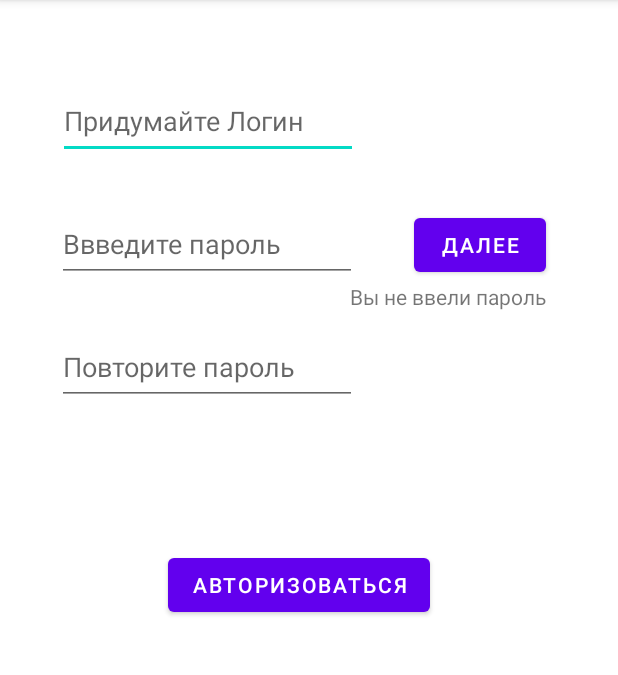
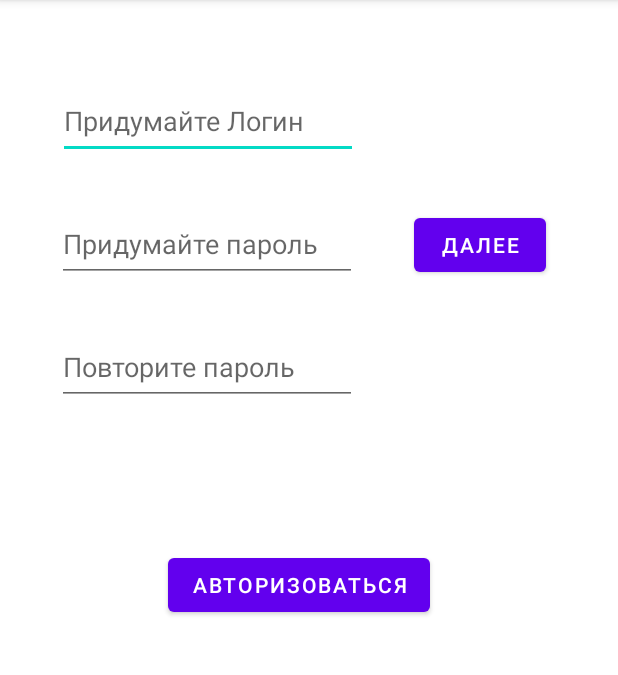
Before and after one commit to THE80X/TicketsWallet, an Android app: the Autorize screen opened directly, with no data from a screen before it, after a tap on "ДАЛЕЕ", on a phone screen of 412 x 824 dp, the part 84-759 px from its top. Run offline under Robolectric (Android 15) with nearby library versions, the phone set to English and light mode, and no system bars.

```diff
--- a/app/src/main/java/com/example/ticketswallet/Autorize.java
+++ b/app/src/main/java/com/example/ticketswallet/Autorize.java
@@ -10,8 +10,12 @@ import android.widget.EditText;
 import android.widget.TextView;
 
 public class Autorize extends AppCompatActivity {
-    String pasword_1;
-    String pasword_2;
+    public static String pasword_1;
+    public static String pasword_2;
+    public static String nickname_1;
+    public static String nickname_2;
+    public static String[]data = new String[8];
+    public static int i=0;
 
     Button buttonnext;
     Button buttonautorize;
@@ -25,28 +29,42 @@ public class Autorize extends AppCompatActivity {
         buttonnext = findViewById(R.id.button_next_1);
         buttonautorize = findViewById(R.id.button_autorize);
     }
-    public void OnClickCamera(View view){
+    public void OnClickCamera(View view) {
         EditText editTextPassword1 = (EditText) findViewById(R.id.Parol_1);
         pasword_1 = editTextPassword1.getText().toString();
         EditText editTextPassword2 = (EditText) findViewById(R.id.Parol_2);
         pasword_2 = editTextPassword2.getText().toString();
-        if ((pasword_1.isEmpty())&&(pasword_2.isEmpty())) {
-            findViewById(R.id.Result_1).setVisibility(View.VISIBLE);
-            ((TextView)findViewById(R.id.Result_1)).setText("Вы не ввели пароль");
-        }if (!(pasword_1.isEmpty())&&(pasword_1.equals(pasword_2))){
-            findViewById(R.id.Result_1).setVisibility(View.GONE);
-            Intent intent = new Intent(Autorize.this, MainActivity.class);
-            startActivity(intent);
-        }if (!(pasword_1.isEmpty()&&(pasword_1.equals(pasword_2)))||((pasword_1.isEmpty())&&!(pasword_1.equals(pasword_2)))){
-            findViewById(R.id.Result_1).setVisibility(View.VISIBLE);
-            ((TextView)findViewById(R.id.Result_1)).setText("Ваши пароли не совпадают");
+        EditText editTextNickname1 = (EditText) findViewById(R.id.Name);
+        nickname_1 = editTextNickname1.getText().toString();
+        if (!nickname_1.isEmpty()) {
+            if ((pasword_1.isEmpty()) && (pasword_2.isEmpty())) {
+                findViewById(R.id.Result_1).setVisibility(View.VISIBLE);
+                ((TextView) findViewById(R.id.Result_1)).setText("Вы не ввели пароль");
+            }
+            if (!(pasword_1.isEmpty()) && (pasword_1.equals(pasword_2))) {
+                ((TextView) findViewById(R.id.Result_1)).setText("");
+                findViewById(R.id.Result_1).setVisibility(View.GONE);
+                data[i]= nickname_1 + ";" + pasword_1;
+                i++;
+                Intent intent = new Intent(Autorize.this, MainActivity.class);
+                startActivity(intent);
+            }
+            if ((pasword_1.isEmpty() && (pasword_1.equals(pasword_2))) || ((pasword_1.isEmpty()) && !(pasword_1.equals(pasword_2)))) {
+                findViewById(R.id.Result_1).setVisibility(View.VISIBLE);
+                ((TextView) findViewById(R.id.Result_1)).setText("Ваши пароли не совпадают");
+            }
+        }else{
+            ((TextView) findViewById(R.id.Result_1)).setText("Вы не ввели логин");
         }
     }
-
 
     public void OnClickAutorize(View view){
         Intent intent = new Intent(Autorize.this, MainActivity.class);
         startActivity(intent);
     }
+@Override
+    protected void onDestroy(){
+        super.onDestroy();
 
 }
+}
--- a/app/src/main/res/layout/activity_autorization.xml
+++ b/app/src/main/res/layout/activity_autorization.xml
@@ -16,7 +16,7 @@
 
     <SurfaceView
         android:id="@+id/surfaceView"
-        android:layout_width="429dp"
+        android:layout_width="match_parent"
         android:layout_height="530dp"
         app:layout_constraintBottom_toBottomOf="parent"
         app:layout_constraintEnd_toEndOf="parent"
--- a/app/src/main/res/layout/activity_autorize.xml
+++ b/app/src/main/res/layout/activity_autorize.xml
@@ -59,7 +59,7 @@
       android:layout_height="50dp"
       android:layout_marginTop="32dp"
       android:ems="10"
-      android:hint="Ввведите пароль"
+      android:hint="Придумайте пароль"
       android:inputType="textPersonName"
       app:layout_constraintEnd_toEndOf="parent"
       app:layout_constraintHorizontal_bias="0.179"
```
